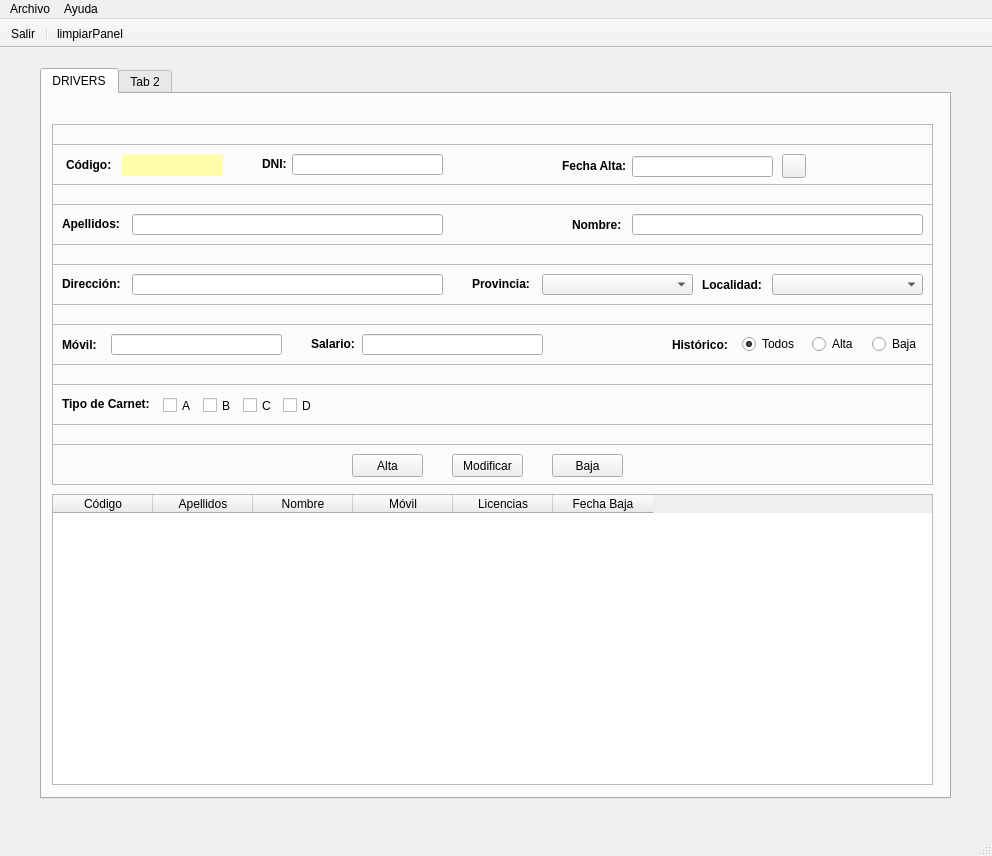
Qt form TEMA 1/templates/MainWindow.ui (braisdp6/2DAM_DI) before a commit.
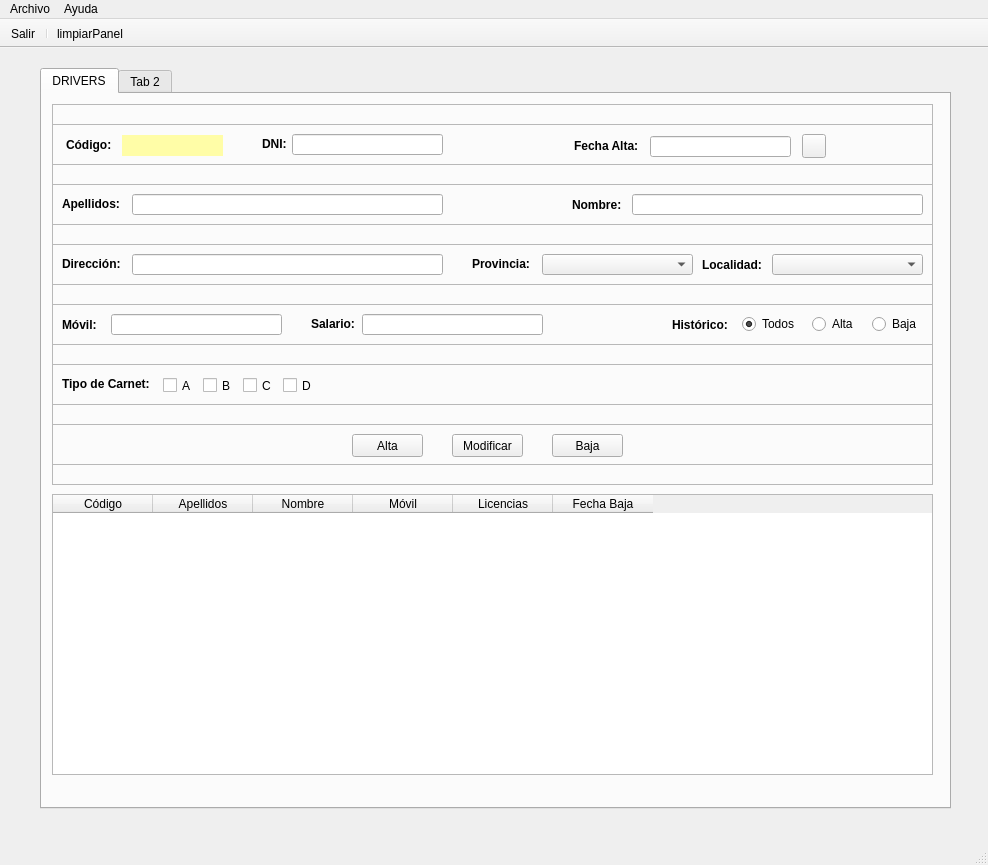
The same form after that commit. Icons and pictures are not drawn.

Commit message: act antes de locura

Diff of the .ui file:
```diff
--- a/TEMA 1/templates/MainWindow.ui
+++ b/TEMA 1/templates/MainWindow.ui
@@ -6,8 +6,8 @@
    <rect>
     <x>0</x>
     <y>0</y>
-    <width>992</width>
-    <height>856</height>
+    <width>988</width>
+    <height>865</height>
    </rect>
   </property>
   <property name="sizePolicy">
@@ -26,19 +26,13 @@
      <verstretch>0</verstretch>
     </sizepolicy>
    </property>
-   <property name="minimumSize">
-    <size>
-     <width>992</width>
-     <height>781</height>
-    </size>
-   </property>
    <widget class="QWidget" name="gridLayoutWidget">
     <property name="geometry">
      <rect>
       <x>40</x>
       <y>20</y>
       <width>911</width>
-      <height>731</height>
+      <height>741</height>
      </rect>
     </property>
     <layout class="QHBoxLayout" name="horizontalLayout">
@@ -46,12 +40,6 @@
       <layout class="QVBoxLayout" name="vLayoutDentroVentana">
        <item>
         <widget class="QTabWidget" name="panelPrincipal">
-         <property name="minimumSize">
-          <size>
-           <width>907</width>
-           <height>727</height>
-          </size>
-         </property>
          <property name="currentIndex">
           <number>0</number>
          </property>
@@ -62,12 +50,6 @@
             <verstretch>0</verstretch>
            </sizepolicy>
           </property>
-          <property name="minimumSize">
-           <size>
-            <width>1</width>
-            <height>0</height>
-           </size>
-          </property>
           <property name="font">
            <font>
             <weight>50</weight>
@@ -81,9 +63,9 @@
            <property name="geometry">
             <rect>
              <x>10</x>
-             <y>30</y>
+             <y>10</y>
              <width>881</width>
-             <height>361</height>
+             <height>381</height>
             </rect>
            </property>
            <property name="sizePolicy">
@@ -92,12 +74,6 @@
              <verstretch>0</verstretch>
             </sizepolicy>
            </property>
-           <property name="minimumSize">
-            <size>
-             <width>881</width>
-             <height>361</height>
-            </size>
-           </property>
            <property name="frameShape">
             <enum>QFrame::StyledPanel</enum>
            </property>
@@ -224,7 +200,7 @@
             <widget class="QLabel" name="lblFechaAlta">
              <property name="geometry">
               <rect>
-               <x>510</x>
+               <x>522</x>
                <y>1</y>
                <width>81</width>
                <height>41</height>
@@ -247,7 +223,7 @@
             <widget class="QLineEdit" name="txtFechaAlta">
              <property name="geometry">
               <rect>
-               <x>580</x>
+               <x>598</x>
                <y>12</y>
                <width>141</width>
                <height>21</height>
@@ -263,7 +239,7 @@
             <widget class="QPushButton" name="btnCalendar">
              <property name="geometry">
               <rect>
-               <x>730</x>
+               <x>750</x>
                <y>10</y>
                <width>24</width>
                <height>24</height>
@@ -953,7 +929,7 @@
              <x>10</x>
              <y>400</y>
              <width>881</width>
-             <height>291</height>
+             <height>281</height>
             </rect>
            </property>
            <property name="sizePolicy">
@@ -974,7 +950,7 @@
               <x>0</x>
               <y>0</y>
               <width>881</width>
-              <height>291</height>
+              <height>281</height>
              </rect>
             </property>
             <property name="font">
@@ -1048,8 +1024,8 @@
     <rect>
      <x>0</x>
      <y>0</y>
-     <width>992</width>
-     <height>21</height>
+     <width>988</width>
+     <height>26</height>
     </rect>
    </property>
    <widget class="QMenu" name="menuArchivo">
```
Left out of the diff: 10 changed lines with no effect on the pictures. The commit also changes 2 other files.
